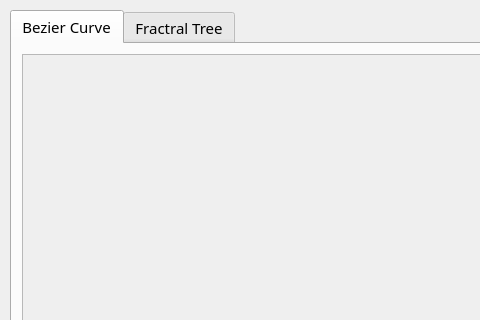
neural022/Bezier-Curve-and-Fractal-Tree-with-PyQt5, file bezier_fractal.ui: the form before one commit; both pictures show x 0 to 480 and y 0 to 320 of the 800 by 700 pixel window.
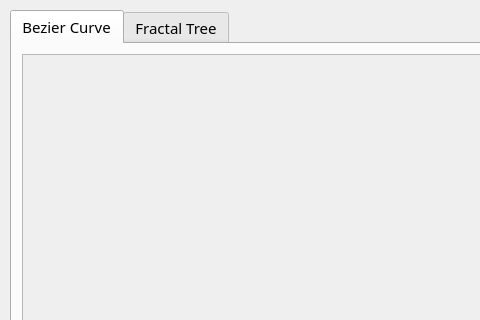
The form after the commit.

```diff
--- a/bezier_fractal.ui
+++ b/bezier_fractal.ui
@@ -109,7 +109,7 @@
    </widget>
    <widget class="QWidget" name="tab_2">
     <attribute name="title">
-     <string>Fractral Tree</string>
+     <string>Fractal Tree</string>
     </attribute>
     <widget class="QLabel" name="label_3">
      <property name="geometry">
```
